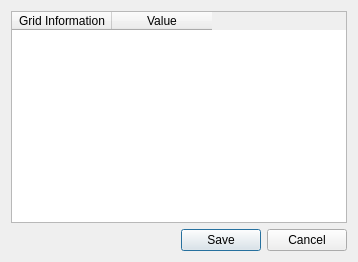
Old version of the form src/ui/cell_update_dialog.ui in the repository IPH-ECO/iph-eco-gui.
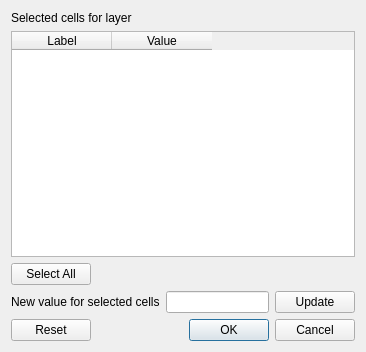
New version of the form.

Commit message: Initial commit for cell weight edit

Diff of the .ui file:
```diff
--- a/src/ui/cell_update_dialog.ui
+++ b/src/ui/cell_update_dialog.ui
@@ -6,25 +6,41 @@
    <rect>
     <x>0</x>
     <y>0</y>
-    <width>358</width>
-    <height>262</height>
+    <width>366</width>
+    <height>352</height>
    </rect>
   </property>
   <property name="minimumSize">
    <size>
-    <width>216</width>
-    <height>111</height>
+    <width>366</width>
+    <height>352</height>
    </size>
   </property>
   <property name="windowTitle">
    <string>Dialog</string>
   </property>
   <layout class="QVBoxLayout" name="verticalLayout">
+   <item>
+    <widget class="QLabel" name="lblSelectedCells">
+     <property name="text">
+      <string>Selected cells for layer</string>
+     </property>
+    </widget>
+   </item>
    <item>
     <widget class="QTableWidget" name="tblGridValues">
+     <property name="minimumSize">
+      <size>
+       <width>0</width>
+       <height>150</height>
+      </size>
+     </property>
+     <attribute name="verticalHeaderVisible">
+      <bool>false</bool>
+     </attribute>
      <column>
       <property name="text">
-       <string>Grid Information</string>
+       <string>Label</string>
       </property>
      </column>
      <column>
@@ -34,13 +50,58 @@
      </column>
     </widget>
    </item>
+   <item>
+    <layout class="QHBoxLayout" name="horizontalLayout_2">
+     <item>
+      <widget class="QPushButton" name="btnSelectAll">
+       <property name="text">
+        <string>Select All</string>
+       </property>
+      </widget>
+     </item>
+     <item>
+      <spacer name="horizontalSpacer">
+       <property name="orientation">
+        <enum>Qt::Horizontal</enum>
+       </property>
+       <property name="sizeHint" stdset="0">
+        <size>
+         <width>40</width>
+         <height>20</height>
+        </size>
+       </property>
+      </spacer>
+     </item>
+    </layout>
+   </item>
+   <item>
+    <layout class="QHBoxLayout" name="horizontalLayout">
+     <item>
+      <widget class="QLabel" name="label_2">
+       <property name="text">
+        <string>New value for selected cells</string>
+       </property>
+      </widget>
+     </item>
+     <item>
+      <widget class="QLineEdit" name="edtAllCellsValues"/>
+     </item>
+     <item>
+      <widget class="QPushButton" name="btnUpdate">
+       <property name="text">
+        <string>Update</string>
+       </property>
+      </widget>
+     </item>
+    </layout>
+   </item>
    <item>
     <widget class="QDialogButtonBox" name="buttonBox">
      <property name="orientation">
       <enum>Qt::Horizontal</enum>
      </property>
      <property name="standardButtons">
-      <set>QDialogButtonBox::Cancel|QDialogButtonBox::Save</set>
+      <set>QDialogButtonBox::Cancel|QDialogButtonBox::Ok|QDialogButtonBox::Reset</set>
      </property>
     </widget>
    </item>
```
Left out of the diff: 2 changed lines with no effect on the pictures. The commit also changes 7 other files.
